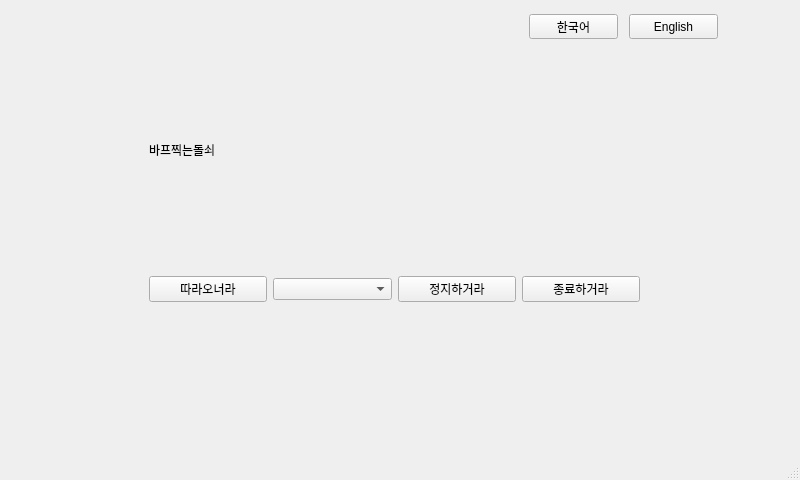
GukHyunE/Come_On_Dolsoe, file QtCreator/dolsoe_ver_0.0.2/mainwindow.ui: the form before one commit.
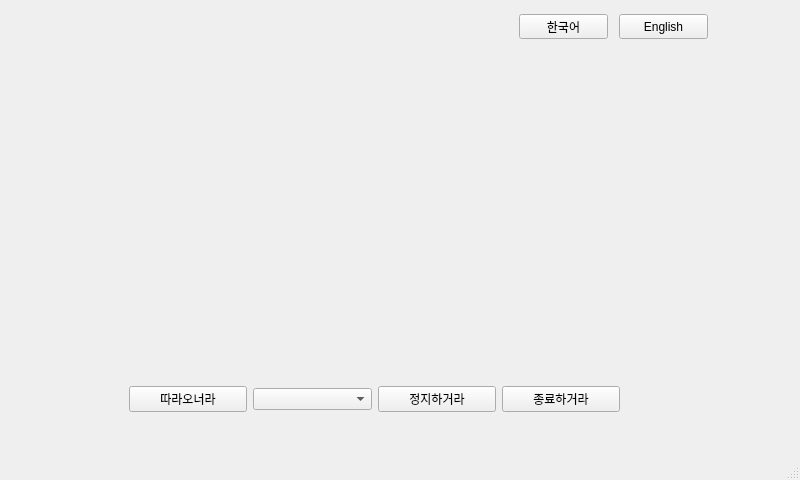
The form after the commit.

Commit message: 돌쇠큐티수정

Diff of the .ui file:
```diff
--- a/QtCreator/dolsoe_ver_0.0.2/mainwindow.ui
+++ b/QtCreator/dolsoe_ver_0.0.2/mainwindow.ui
@@ -14,37 +14,18 @@
    <string>MainWindow</string>
   </property>
   <widget class="QWidget" name="centralwidget">
+   <layout class="QVBoxLayout" name="verticalLayout">
+    <item>
    <widget class="QStackedWidget" name="stackedWidget">
-    <property name="geometry">
-     <rect>
-      <x>19</x>
-      <y>9</y>
-      <width>771</width>
-      <height>431</height>
-     </rect>
-    </property>
     <property name="currentIndex">
      <number>0</number>
     </property>
     <widget class="QWidget" name="workingPage">
-     <widget class="QLabel" name="label">
-      <property name="geometry">
-       <rect>
-        <x>130</x>
-        <y>40</y>
-        <width>351</width>
-        <height>201</height>
-       </rect>
-      </property>
-      <property name="text">
-       <string>바프찍는돌쇠</string>
-      </property>
-     </widget>
      <widget class="QWidget" name="horizontalLayoutWidget">
       <property name="geometry">
        <rect>
-        <x>130</x>
-        <y>260</y>
+          <x>120</x>
+          <y>370</y>
         <width>491</width>
         <height>41</height>
        </rect>
@@ -145,6 +126,8 @@
      </widget>
     </widget>
    </widget>
+    </item>
+   </layout>
   </widget>
   <widget class="QMenuBar" name="menubar">
    <property name="geometry">
```
Lines whose indentation alone changed are shown as unchanged. The commit also changes 17 other files.
